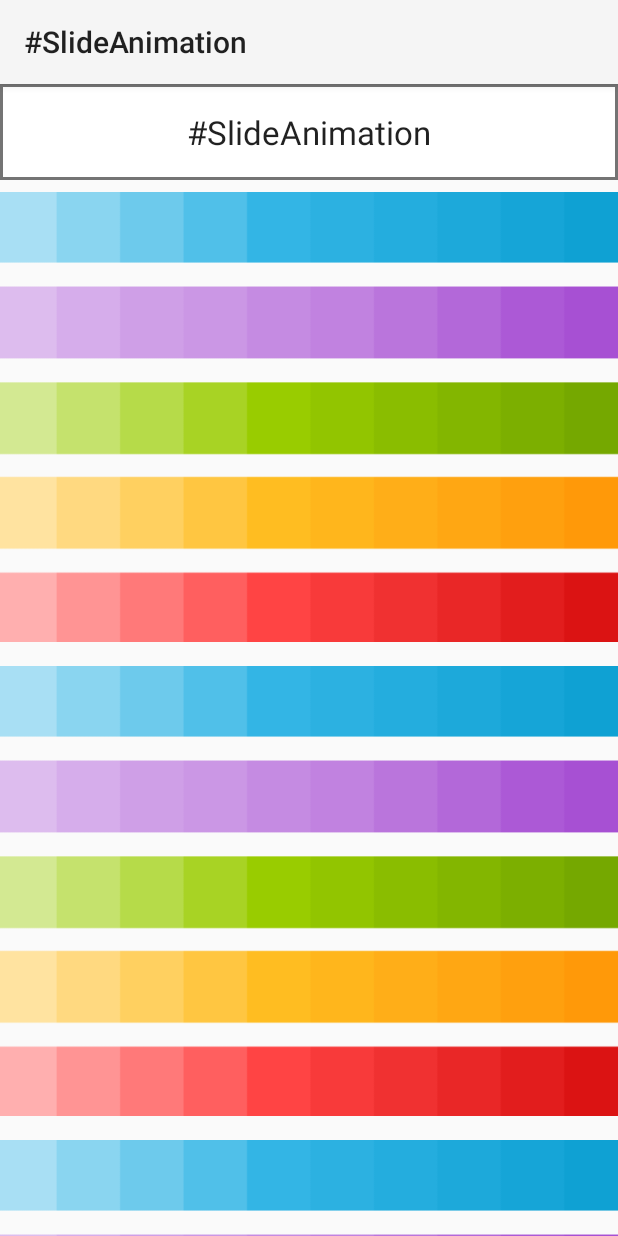
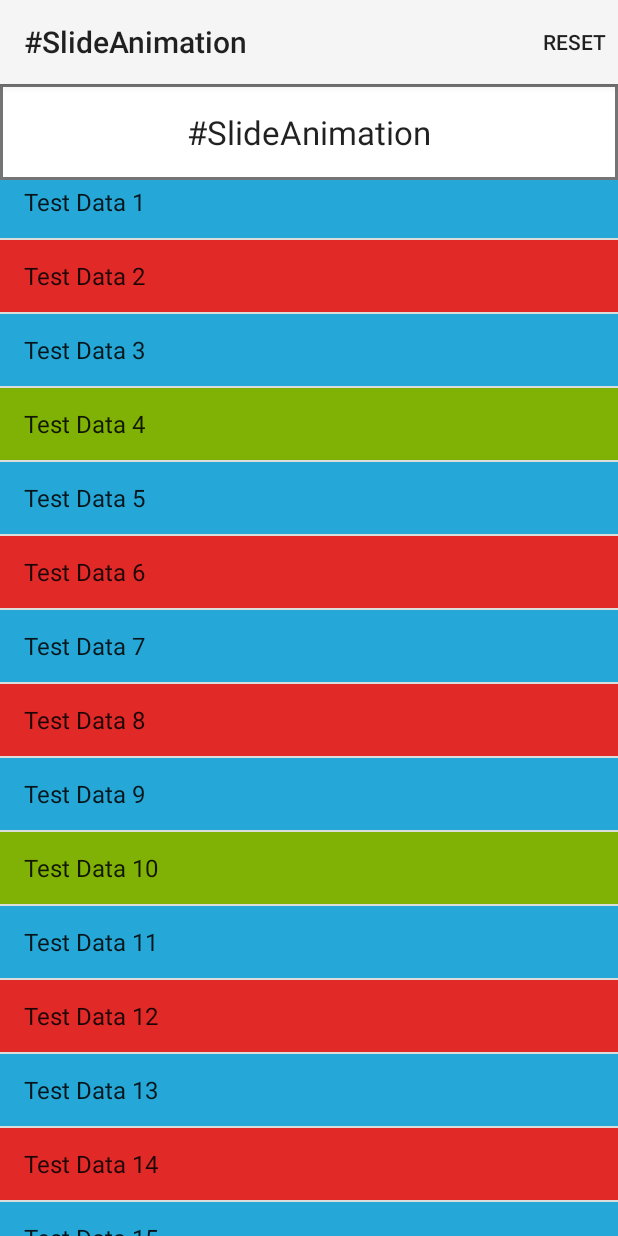
Before and after one commit to balesz/android-tutorial-SlideAnimation, an Android app: the screen it shows after launch (MainActivity), on a phone screen of 412 x 824 dp. Run offline under Robolectric (Android 15) with nearby library versions, the phone set to English and light mode, and no system bars; libraries missing offline, so code that uses them is left out: com.nineoldandroids.animation.

Commit message:
The tutorial is working

```diff
--- a/SlideAnimation/src/main/java/net/solutinno/tutorial/slide/MainActivity.java
+++ b/SlideAnimation/src/main/java/net/solutinno/tutorial/slide/MainActivity.java
@@ -1,27 +1,31 @@
 package net.solutinno.tutorial.slide;
 
+import android.content.Context;
 import android.os.Bundle;
 import android.support.v4.view.GestureDetectorCompat;
-import android.support.v4.view.MarginLayoutParamsCompat;
 import android.support.v7.app.ActionBarActivity;
-import android.util.Log;
 import android.view.GestureDetector;
+import android.view.Menu;
+import android.view.MenuItem;
 import android.view.MotionEvent;
 import android.view.View;
 import android.view.ViewGroup;
-import android.view.animation.Animation;
-import android.view.animation.LayoutAnimationController;
-import android.view.animation.LinearInterpolator;
-import android.view.animation.TranslateAnimation;
-import android.widget.ScrollView;
+import android.widget.AbsListView;
+import android.widget.ArrayAdapter;
+import android.widget.ListView;
 import android.widget.TextView;
 
-import com.nineoldandroids.view.ViewPropertyAnimator;
+import com.nineoldandroids.animation.Animator;
+import com.nineoldandroids.animation.AnimatorSet;
+import com.nineoldandroids.animation.ObjectAnimator;
+
+import java.util.ArrayList;
+import java.util.List;
 
 public class MainActivity extends ActionBarActivity {
 
     private TextView mTextView;
-    private ScrollView mScrollView;
+    private ListView mListView;
 
     private GestureDetectorCompat mGesture;
 
@@ -29,14 +33,41 @@ public class MainActivity extends ActionBarActivity {
     protected void onCreate(Bundle savedInstanceState) {
         super.onCreate(savedInstanceState);
         setContentView(R.layout.activity_main);
+
+        mGesture = new GestureDetectorCompat(this, mOnGestureListener);
+
         mTextView = (TextView) findViewById(R.id.textview);
-        mScrollView = (ScrollView) findViewById(R.id.scrollview);
-        mGesture = new GestureDetectorCompat(this, mOnGestureListener);
-        mScrollView.setOnTouchListener(mOnTouchListener);
+        mListView = (ListView) findViewById(R.id.listview);
+
+        initListView();
     }
 
-    void log(String format, Object... args) {
-        Log.d("SOLUTINNO", String.format(format, args));
+    void initListView() {
+        mTextView.measure(View.MeasureSpec.UNSPECIFIED, View.MeasureSpec.UNSPECIFIED);
+
+        View header = new View(this);
+        header.setLayoutParams(new AbsListView.LayoutParams(ViewGroup.LayoutParams.MATCH_PARENT, mTextView.getMeasuredHeight()));
+
+        mListView.addHeaderView(header, null, false);
+        mListView.setHeaderDividersEnabled(true);
+        mListView.setOnTouchListener(mOnTouchListener);
+
+        ArrayList<String> data = new ArrayList<String>();
+        for (int i = 1; i <= 100; ++i) data.add(String.format("Test Data %d", i));
+        mListView.setAdapter(new ColorArrayAdapter(this, android.R.layout.simple_list_item_1, data));
+    }
+
+    @Override
+    public boolean onCreateOptionsMenu(Menu menu) {
+        getMenuInflater().inflate(R.menu.main, menu);
+        return true;
+    }
+    @Override
+    public boolean onOptionsItemSelected(MenuItem item) {
+        if (item.getItemId() == R.id.action_reset) {
+            resetListViewAndBar();
+        }
+        return true;
     }
 
     View.OnTouchListener mOnTouchListener = new View.OnTouchListener() {
@@ -49,55 +80,65 @@ public class MainActivity extends ActionBarActivity {
 
     GestureDetector.OnGestureListener mOnGestureListener = new GestureDetector.SimpleOnGestureListener() {
         @Override
-        public boolean onSingleTapConfirmed(MotionEvent e) {
-            mTextView.setTranslationY(0);
-            textViewAnimator(0);
-            return true;
-        }
-        @Override
         public boolean onScroll(MotionEvent e1, MotionEvent e2, float distanceX, float distanceY) {
-            textViewPropertyAnimation(distanceY);
-            //textViewAnimator(distanceY);
-            return true;
+            topBarAnimation(distanceY);
+            return super.onScroll(e1, e2, distanceX, distanceY);
         }
     };
 
-    private void textViewAnimator(float distanceY) {
-        if (mTextView.getVisibility() == View.GONE) {
-            TranslateAnimation anim = new TranslateAnimation(0,0,-mTextView.getHeight(),0);
-            anim.setDuration(200);
-            anim.setFillAfter(true);
-            anim.setAnimationListener(new Animation.AnimationListener() {
-                @Override
-                public void onAnimationStart(Animation animation) { }
-                @Override
-                public void onAnimationEnd(Animation animation) { mTextView.setVisibility(View.VISIBLE); }
-                @Override
-                public void onAnimationRepeat(Animation animation) { }
-            });
-            mTextView.startAnimation(anim);
+    float mTranslation;
+
+    void topBarAnimation(float distanceY) {
+        mTranslation += (-distanceY);
+        if (distanceY > 0) mTranslation = mTranslation < -mTextView.getHeight() ? -mTextView.getHeight() : mTranslation;
+        else if (distanceY < 0) mTranslation = mTranslation > 0 ? 0 : mTranslation;
+
+        AnimatorSet set = new AnimatorSet();
+        set.setDuration(0);
+        set.playTogether(
+            ObjectAnimator.ofInt(mTextView, "top", (int)mTranslation).setDuration(0),
+            ObjectAnimator.ofInt(mTextView, "bottom", mTextView.getHeight()+(int)mTranslation).setDuration(0)
+        );
+        set.start();
+    }
+
+    void resetListViewAndBar() {
+        AnimatorSet set = new AnimatorSet();
+        set.setDuration(0);
+        set.addListener(new AnimationListenerImp() {
+            @Override
+            public void onAnimationEnd(Animator animator) {
+                mTranslation = 0;
+                mListView.setSelection(0);
+            }
+        });
+        set.playTogether(
+            ObjectAnimator.ofInt(mTextView, "top", 0).setDuration(0),
+            ObjectAnimator.ofInt(mTextView, "bottom", mTextView.getHeight()).setDuration(0)
+        );
+        set.start();
+    }
+
+    public abstract class AnimationListenerImp implements Animator.AnimatorListener {
+        public void onAnimationStart(Animator animator) {}
+        public void onAnimationEnd(Animator animator) {}
+        public void onAnimationCancel(Animator animator) {}
+        public void onAnimationRepeat(Animator animator) {}
+    }
+
+    public static class ColorArrayAdapter extends ArrayAdapter<String> {
+        public ColorArrayAdapter(Context context, int resource, List<String> objects) {
+            super(context, resource, objects);
         }
-        else {
-            TranslateAnimation anim = new TranslateAnimation(0,0,0,-mTextView.getHeight());
-            anim.setDuration(200);
-            anim.setFillAfter(true);
-            anim.setAnimationListener(new Animation.AnimationListener() {
-                @Override
-                public void onAnimationStart(Animation animation) { mTextView.setVisibility(View.GONE); }
-                @Override
-                public void onAnimationEnd(Animation animation) { }
-                @Override
-                public void onAnimationRepeat(Animation animation) { }
-            });
-            mTextView.startAnimation(anim);
+        @Override
+        public View getView(int position, View convertView, ViewGroup parent) {
+            View view = super.getView(position, convertView, parent);
+            assert view != null;
+            if (position % 2 == 0) view.setBackgroundResource(R.color.blue);
+            else if (position % 3 == 0) view.setBackgroundResource(R.color.green);
+            else view.setBackgroundResource(R.color.red);
+            return view;
         }
     }
 
-    float textViewTranslation;
-    void textViewPropertyAnimation(float distanceY) {
-        textViewTranslation += (-distanceY);
-        if (distanceY > 0) textViewTranslation = textViewTranslation < -mTextView.getHeight() ? -mTextView.getHeight() : textViewTranslation;
-        else if (distanceY < 0) textViewTranslation = textViewTranslation > 0 ? 0 : textViewTranslation;
-        ViewPropertyAnimator.animate(mTextView).setDuration(0).translationY(textViewTranslation);
-    }
 }
--- a/SlideAnimation/src/main/res/layout/activity_main.xml
+++ b/SlideAnimation/src/main/res/layout/activity_main.xml
@@ -3,36 +3,10 @@
     tools:context=".MainActivity"
     android:layout_width="match_parent" android:layout_height="match_parent">
 
-    <ScrollView
-        android:id="@id/scrollview"
-        android:layout_below="@id/textview"
-        android:layout_width="match_parent" android:layout_height="match_parent">
-
-        <LinearLayout
-            android:orientation="vertical"
-            android:paddingTop="8dp" android:paddingBottom="8dp"
-            android:layout_width="match_parent" android:layout_height="match_parent" >
-
-            <ImageView
-                android:src="@drawable/color_spectrum"
-                android:scaleType="centerCrop"
-                android:layout_marginBottom="16dp"
-                android:layout_width="match_parent" android:layout_height="300dp" />
-
-            <ImageView
-                android:src="@drawable/color_spectrum"
-                android:scaleType="centerCrop"
-                android:layout_marginBottom="16dp"
-                android:layout_width="match_parent" android:layout_height="300dp" />
-
-            <ImageView
-                android:src="@drawable/color_spectrum"
-                android:scaleType="centerCrop"
-                android:layout_width="match_parent" android:layout_height="300dp" />
-
-        </LinearLayout>
-
-    </ScrollView>
+    <ListView
+        android:id="@id/listview"
+        android:paddingTop="8dp"
+        android:layout_width="match_parent" android:layout_height="match_parent" />
 
     <TextView
         android:id="@id/textview"
--- a/SlideAnimation/src/main/res/menu/main.xml
+++ b/SlideAnimation/src/main/res/menu/main.xml
@@ -1,9 +1,9 @@
 <menu xmlns:android="http://schemas.android.com/apk/res/android" xmlns:app="http://schemas.android.com/apk/res-auto">
 
     <item
-        android:id="@+id/action_settings"
-        android:title="@string/action_about"
-        android:showAsAction="withText"
-        app:showAsAction="withText" />
+        android:id="@+id/action_reset"
+        android:title="@string/action_reset"
+        android:showAsAction="always"
+        app:showAsAction="always" />
 
 </menu>
--- /dev/null
+++ b/SlideAnimation/src/main/res/values/colors.xml
@@ -0,0 +1,6 @@
+<?xml version="1.0" encoding="utf-8"?>
+<resources>
+    <color name="red">#ffe12928</color>
+    <color name="green">#ff80b105</color>
+    <color name="blue">#ff25a8d7</color>
+</resources>
--- a/SlideAnimation/src/main/res/values/ids.xml
+++ b/SlideAnimation/src/main/res/values/ids.xml
@@ -1,6 +1,5 @@
 <?xml version="1.0" encoding="utf-8"?>
 <resources>
-    <item name="scrollview" type="id"/>
     <item name="textview" type="id"/>
-    <item name="contentview" type="id"/>
+    <item name="listview" type="id"/>
 </resources>
--- a/SlideAnimation/src/main/res/values/strings.xml
+++ b/SlideAnimation/src/main/res/values/strings.xml
@@ -2,6 +2,6 @@
 <resources>
 
     <string name="app_name">#SlideAnimation</string>
-    <string name="action_about">About</string>
+    <string name="action_reset">RESET</string>
 
 </resources>
```
